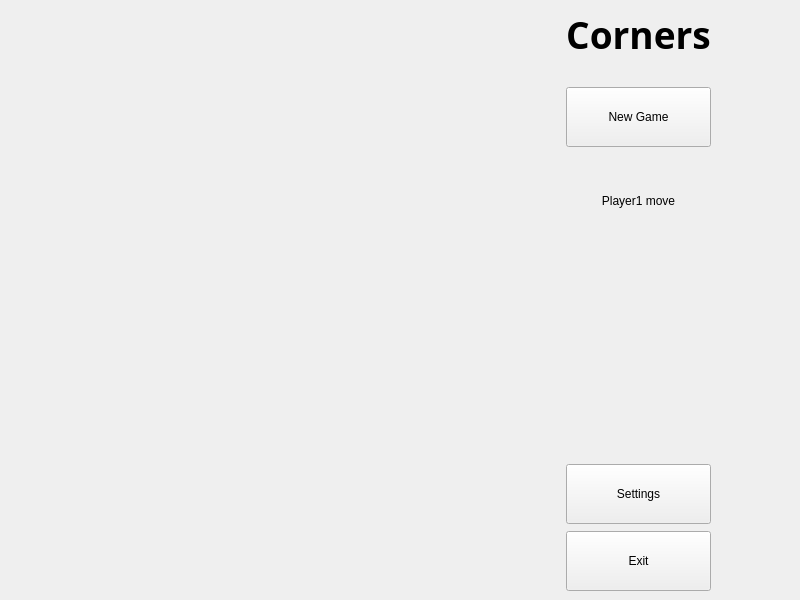
Qt form Corners/cornersgame.ui (srgynmv/Corners) before a commit.
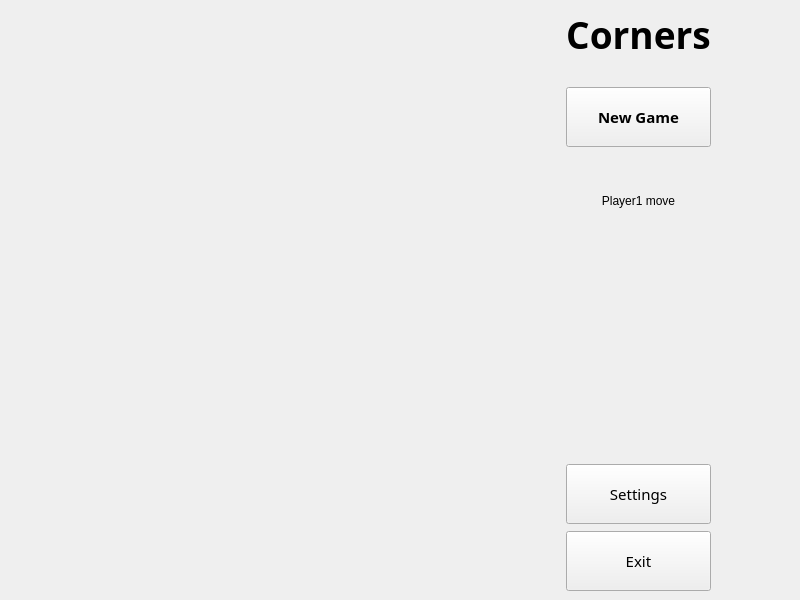
The same form after that commit.

Diff of the .ui file:
```diff
--- a/Corners/cornersgame.ui
+++ b/Corners/cornersgame.ui
@@ -127,6 +127,14 @@
           <height>60</height>
          </size>
         </property>
+        <property name="font">
+         <font>
+          <family>Hobo Std</family>
+          <pointsize>11</pointsize>
+          <weight>75</weight>
+          <bold>true</bold>
+         </font>
+        </property>
         <property name="text">
          <string>New Game</string>
         </property>
@@ -179,6 +187,12 @@
           <height>60</height>
          </size>
         </property>
+        <property name="font">
+         <font>
+          <family>Hobo Std</family>
+          <pointsize>11</pointsize>
+         </font>
+        </property>
         <property name="text">
          <string>Settings</string>
         </property>
@@ -192,6 +206,12 @@
           <height>60</height>
          </size>
         </property>
+        <property name="font">
+         <font>
+          <family>Hobo Std</family>
+          <pointsize>11</pointsize>
+         </font>
+        </property>
         <property name="text">
          <string>Exit</string>
         </property>
```
